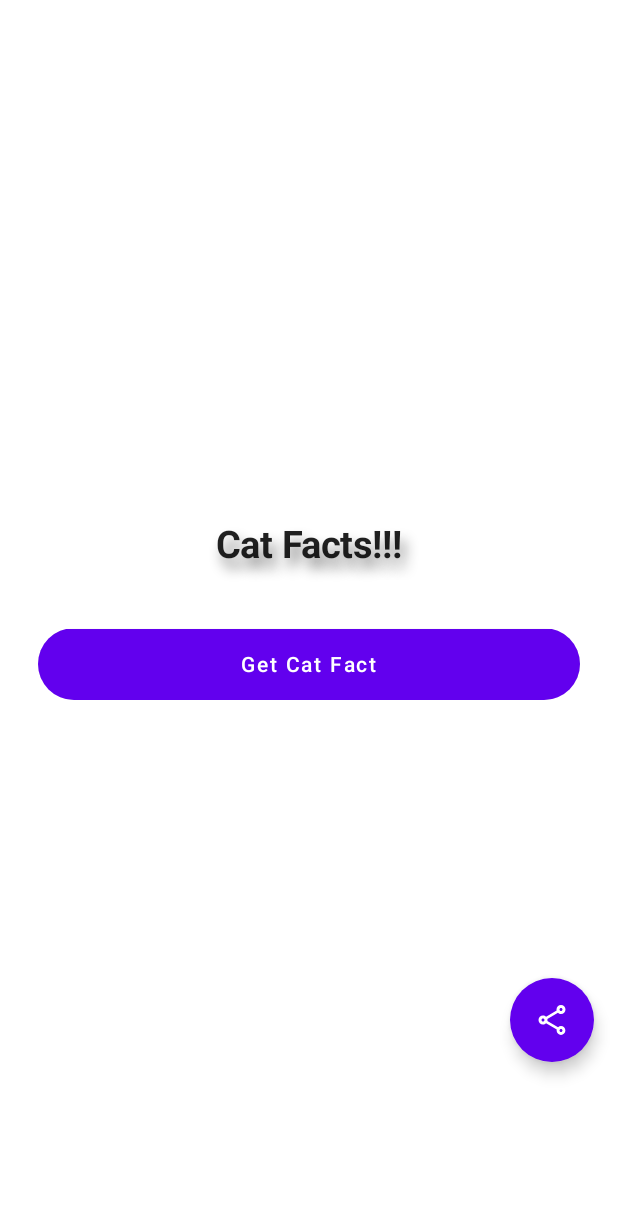
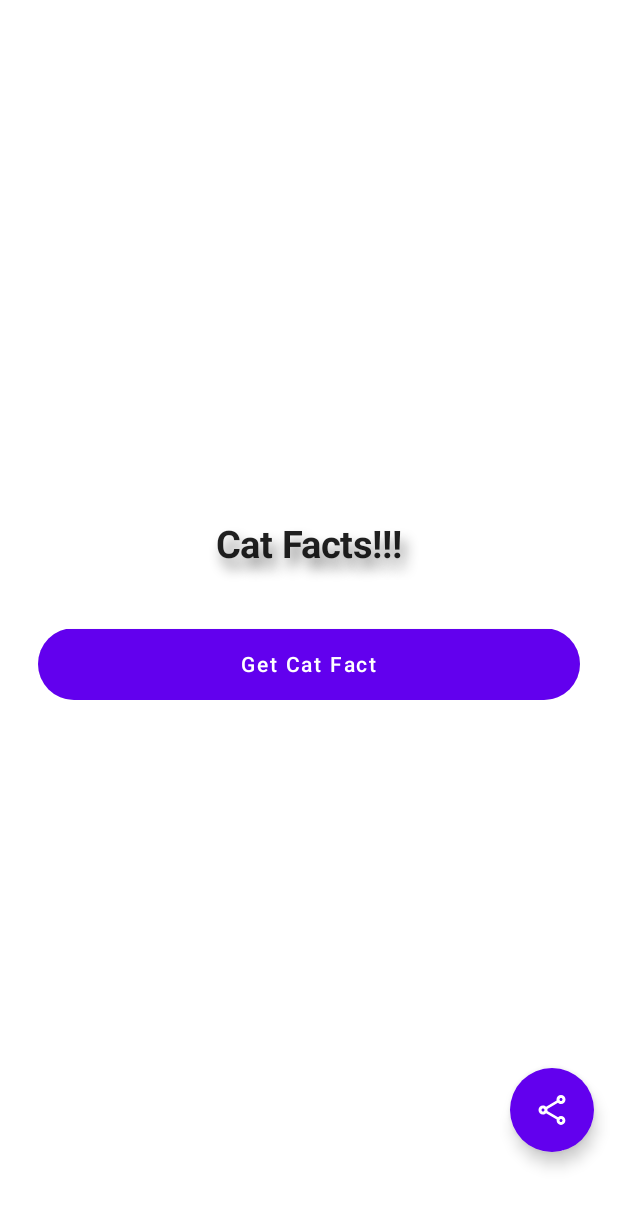
Before and after one commit to erinfolami/Cat-Explorer, an Android app built with Jetpack Compose: the composable FactScreen shown on its own in the app's theme, on a phone screen of 412 x 824 dp. Shown: the top 1207 px of the screen. Run offline under Robolectric (Android 15) with nearby library versions, the phone set to English and light mode, and no system bars; our stand-ins replace Dagger/Hilt's generated code; 1 statement that could not run was skipped.

Commit message:
gradele plugin update

```diff
--- a/app/src/main/java/com/example/catexplorer/screens/fact/FactScreen.kt
+++ b/app/src/main/java/com/example/catexplorer/screens/fact/FactScreen.kt
@@ -98,7 +98,7 @@ fun ScreenContent(factViewModel: FactViewModel) {
 @Composable
 fun FloatingActionButton(modifier: Modifier, context: Context, factViewModel: FactViewModel) {
 
-    FloatingActionButton(modifier = modifier.padding(vertical = 100.dp),
+    FloatingActionButton(modifier = modifier.padding(vertical = 40.dp),
         backgroundColor = MaterialTheme.colors.primary,
         onClick = { shareCatFact(context, factViewModel) })
     {
--- a/app/src/main/java/com/example/catexplorer/screens/wallpapers/WallpapersDetailScreen.kt
+++ b/app/src/main/java/com/example/catexplorer/screens/wallpapers/WallpapersDetailScreen.kt
@@ -103,7 +103,6 @@ fun WallpapersDetailScreen(
                         FabIdentifier.DELETE_FAVOURITE.name -> deleteFavourite(
                             favourite, tag,
                             wallpapersSharedViewModel,
-                            context
                         )
                         FabIdentifier.SET_AS_WALLPAPER.name -> onShowDialog(showDialog)
 
@@ -181,13 +180,10 @@ private fun deleteFavourite(
     favourite: GetFavourite?,
     tag: String,
     viewModel: WallpapersSharedViewModel,
-    context: Context
 ) {
     if (favourite != null && !favourite.isEmpty()) {
         val favouriteId = favourite[0].id
         viewModel.deleteFavourite(favouriteId)
-        val toast = Toast.makeText(context, "Favourite successfully deleted", Toast.LENGTH_SHORT)
-        toast.show()
         Log.i(tag, "deleted${favouriteId}")
     }
 }
--- a/build.gradle
+++ b/build.gradle
@@ -11,8 +11,8 @@ buildscript {
     }
 }// Top-level build file where you can add configuration options common to all sub-projects/modules.
 plugins {
-    id 'com.android.application' version '7.2.2' apply false
-    id 'com.android.library' version '7.2.2' apply false
+    id 'com.android.application' version '7.3.0' apply false
+    id 'com.android.library' version '7.3.0' apply false
     id 'org.jetbrains.kotlin.android' version '1.7.10' apply false
 }
 
```
Also changed, not shown: gradle/wrapper/gradle-wrapper.properties.
